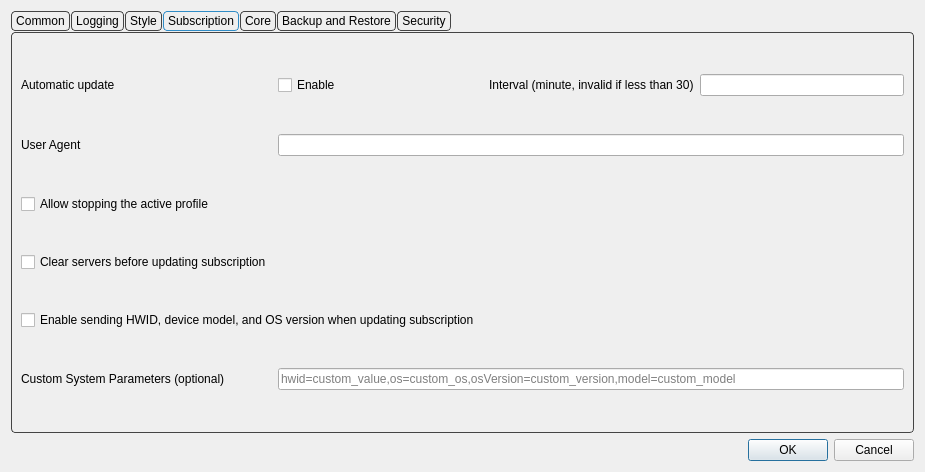
Old version of the form include/ui/setting/dialog_basic_settings.ui in the repository gravitolet/amnethron.
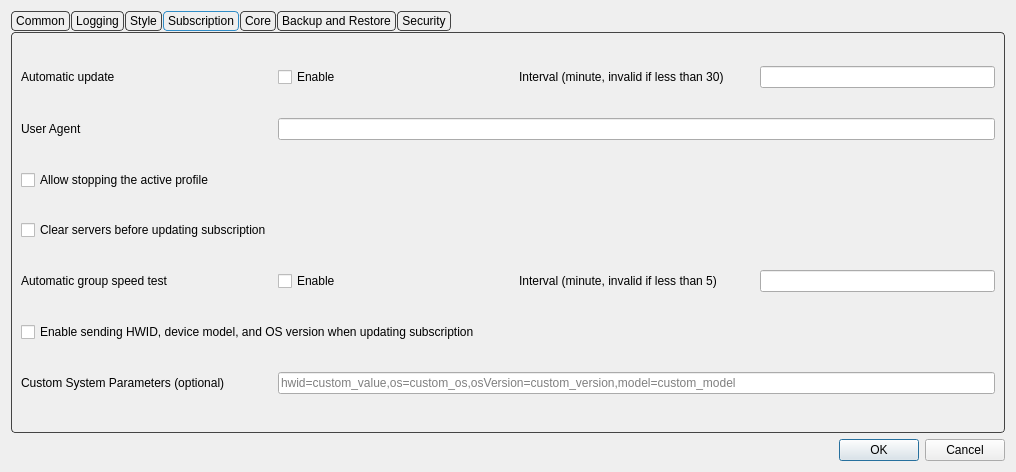
New version of the form. The open tabs and pages were chosen to show the change. Custom widgets are drawn as their Qt base class.

Commit message: Add periodic group speed test and speed-based auto-switch

```diff
--- a/include/ui/setting/dialog_basic_settings.ui
+++ b/include/ui/setting/dialog_basic_settings.ui
@@ -258,13 +258,33 @@
           <item row="2" column="0" colspan="4">
            <widget class="QCheckBox" name="auto_switch_enabled">
             <property name="toolTip">
-             <string>After a profile starts, test the current connection and switch to the next best server in the same group if it is unavailable.</string>
+             <string>After a profile starts, test the current connection and switch to the next best server in the same group if it is unavailable. When a periodic group speed test is enabled, also switch to a faster server in the same group.</string>
             </property>
             <property name="text">
              <string>Enable auto-switch to next server</string>
             </property>
            </widget>
           </item>
+          <item row="2" column="4">
+           <widget class="QLabel" name="auto_switch_speed_threshold_l">
+            <property name="toolTip">
+             <string>A server in the same group is picked only if its combined download+upload speed exceeds the current server by at least this percentage.</string>
+            </property>
+            <property name="text">
+             <string>Auto-switch speed threshold (%)</string>
+            </property>
+           </widget>
+          </item>
+          <item row="2" column="5">
+           <widget class="QLineEdit" name="auto_switch_speed_threshold">
+            <property name="sizePolicy">
+             <sizepolicy hsizetype="Preferred" vsizetype="Fixed">
+              <horstretch>0</horstretch>
+              <verstretch>0</verstretch>
+             </sizepolicy>
+            </property>
+           </widget>
+          </item>
          </layout>
         </widget>
        </item>
@@ -893,6 +913,56 @@
          </property>
         </widget>
        </item>
+       <item row="4" column="0">
+        <widget class="QLabel" name="label_auto_speedtest">
+         <property name="sizePolicy">
+          <sizepolicy hsizetype="Preferred" vsizetype="Maximum">
+           <horstretch>0</horstretch>
+           <verstretch>0</verstretch>
+          </sizepolicy>
+         </property>
+         <property name="toolTip">
+          <string>Periodically run a speed test on the running server's group (the same test as "Speed Test Group" in the group context menu). When auto-switch is enabled, switch to a faster server afterwards.</string>
+         </property>
+         <property name="text">
+          <string>Automatic group speed test</string>
+         </property>
+        </widget>
+       </item>
+       <item row="4" column="1">
+        <layout class="QHBoxLayout" name="horizontalLayout_auto_speedtest">
+         <item>
+          <widget class="QCheckBox" name="auto_speedtest_enable">
+           <property name="sizePolicy">
+            <sizepolicy hsizetype="Minimum" vsizetype="Fixed">
+             <horstretch>0</horstretch>
+             <verstretch>0</verstretch>
+            </sizepolicy>
+           </property>
+           <property name="text">
+            <string>Enable</string>
+           </property>
+          </widget>
+         </item>
+         <item>
+          <widget class="QLabel" name="label_auto_speedtest_interval">
+           <property name="text">
+            <string>Interval (minute, invalid if less than 5)</string>
+           </property>
+          </widget>
+         </item>
+         <item>
+          <widget class="QLineEdit" name="auto_speedtest_update">
+           <property name="sizePolicy">
+            <sizepolicy hsizetype="Preferred" vsizetype="Fixed">
+             <horstretch>0</horstretch>
+             <verstretch>0</verstretch>
+            </sizepolicy>
+           </property>
+          </widget>
+         </item>
+        </layout>
+       </item>
        <item row="2" column="0">
         <widget class="QCheckBox" name="allow_stopping_active_profile">
          <property name="toolTip">
```
The commit also changes 23 other files.
